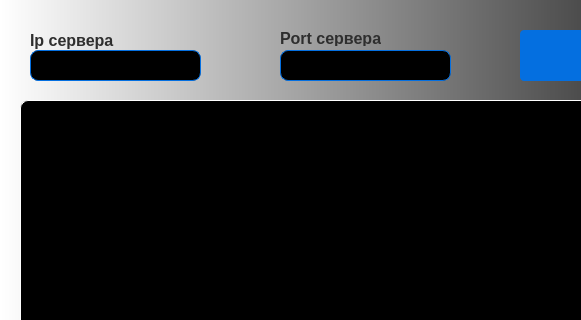
Qt form client/client.ui (Chrustalov/BroadcastApp) before a commit; both pictures show x 0 to 581 and y 0 to 320 of the 828 by 520 pixel window.
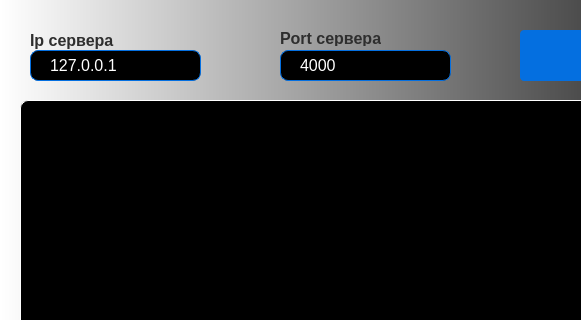
The same form after that commit.

Diff of the .ui file:
```diff
--- a/client/client.ui
+++ b/client/client.ui
@@ -205,7 +205,7 @@
 padding: 0 17px;</string>
     </property>
     <property name="text">
-     <string/>
+     <string>127.0.0.1</string>
     </property>
    </widget>
    <widget class="QLabel" name="ip_label">
@@ -266,6 +266,9 @@
 background: #000;
 padding: 0 17px;</string>
     </property>
+    <property name="text">
+     <string>4000</string>
+    </property>
    </widget>
    <widget class="QTextBrowser" name="textBrowser">
     <property name="geometry">
```
Left out of the diff: 2 changed lines with no effect on the pictures.
